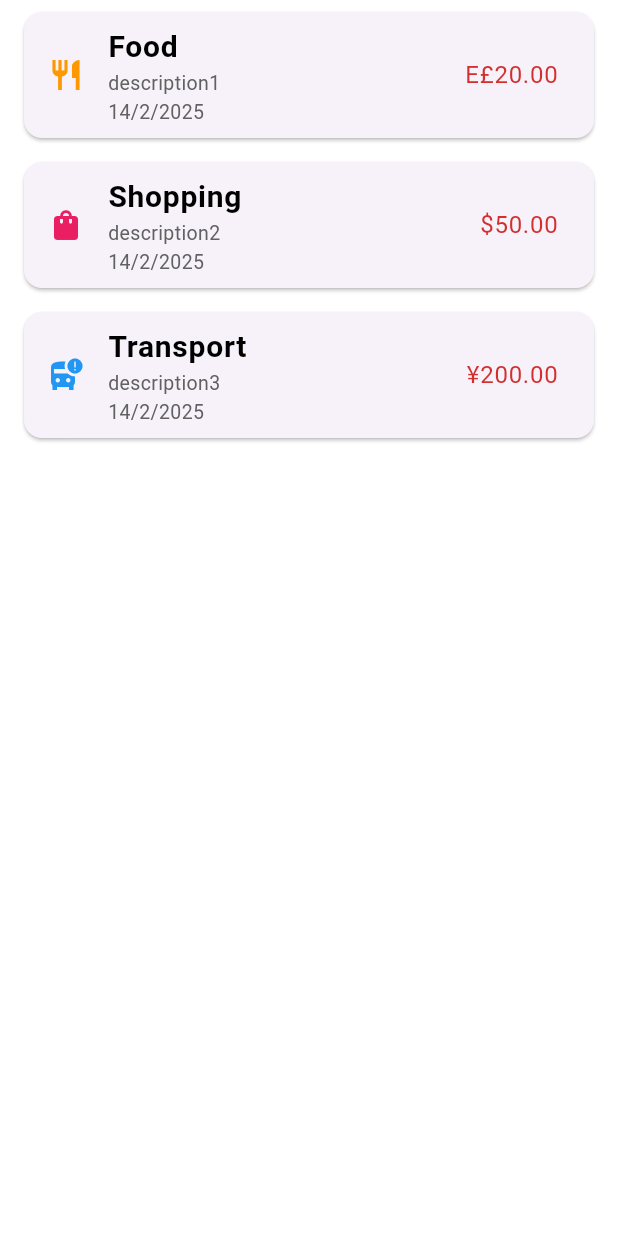
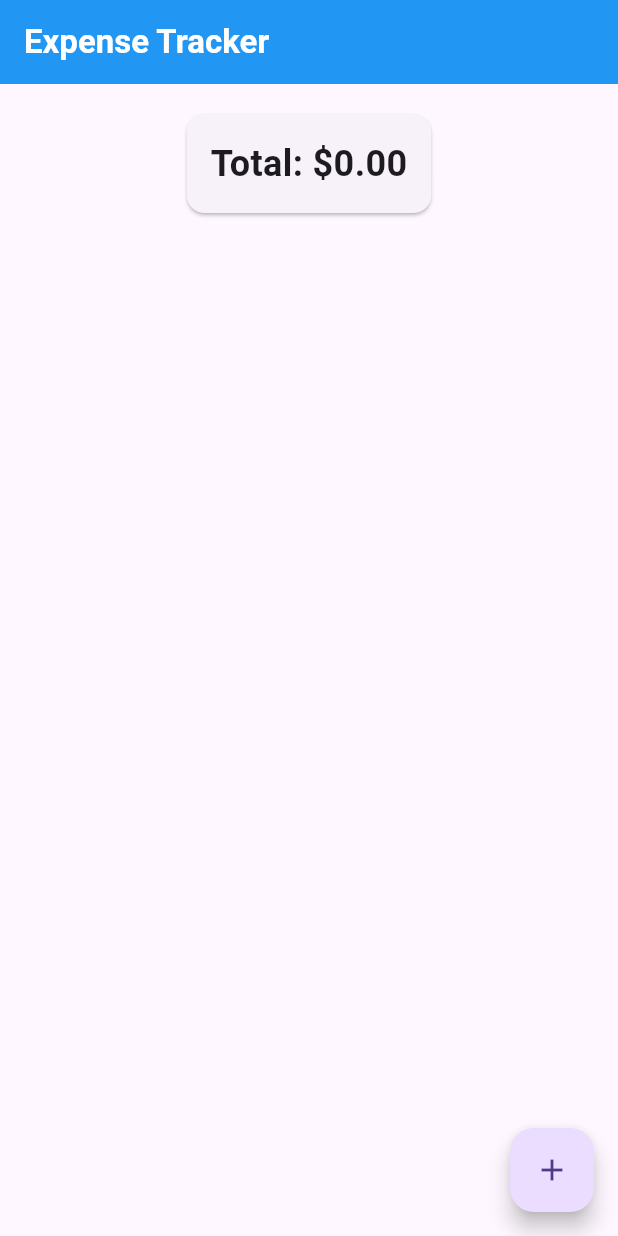
Before and after one commit to nouranfarahat/Expense_Tracker, a Flutter app: the screen it shows after launch, on a phone screen of 412 x 824 dp. Run offline on Flutter 3.47's test engine with Material 3 defaults, Android fonts, the phone set to English and light mode, and no system bars; our stand-ins replace bloc, flutter_bloc, flutter_speed_dial.

Commit message:
Implement Home and Add_Expenses screens

```diff
--- /dev/null
+++ b/lib/app_router.dart
@@ -0,0 +1,43 @@
+import 'package:expense_tracker/constants/strings.dart';
+import 'package:expense_tracker/core/cubit/expense_cubit.dart';
+import 'package:expense_tracker/presentation/expenses/screens/add_expense_screen.dart';
+import 'package:expense_tracker/presentation/expenses/screens/home_screen.dart';
+import 'package:flutter/material.dart';
+import 'package:flutter_bloc/flutter_bloc.dart';
+
+class AppRouter{
+  ExpenseCubit _expenseCubit=ExpenseCubit();
+
+
+  /*AppRouter()
+  {
+   _expenseCubit=ExpenseCubit();
+  }*/
+
+  Route? generateRoute(RouteSettings settings)
+  {
+    switch(settings.name){
+
+      case homeScreenRoute:
+        return MaterialPageRoute(builder: (_)=>BlocProvider.value(
+          value: _expenseCubit,
+          //create: (BuildContext context)=>ExpenseCubit(),
+        child: HomeScreen(),));
+      case addExpenseScreenRoute:
+        return MaterialPageRoute(
+          builder: (_) => BlocProvider.value(
+            value: _expenseCubit,
+            child: const AddExpenseScreen(),
+          ),
+        );
+      default:
+        return MaterialPageRoute(
+            builder: (_) => Scaffold(
+          body: Center(child: Text('No route defined for ${settings.name}')),
+        ));
+    }
+  }
+  void dispose() {
+    _expenseCubit.close();
+  }
+}
--- /dev/null
+++ b/lib/constants/strings.dart
@@ -0,0 +1,2 @@
+const homeScreenRoute = '/';
+const addExpenseScreenRoute = '/add_expense';
--- a/lib/core/cubit/expense_cubit.dart
+++ b/lib/core/cubit/expense_cubit.dart
@@ -0,0 +1,64 @@
+import 'package:bloc/bloc.dart';
+import 'package:expense_tracker/data/model/expense.dart';
+import 'package:meta/meta.dart';
+
+part 'expense_state.dart';
+
+class ExpenseCubit extends Cubit<ExpenseState> {
+
+  final List<Expense> _expenses=[];
+  ExpenseCubit() : super(ExpenseInitial()){
+    loadExpenses();
+  }
+
+  void loadExpenses()
+  {
+    emit(ExpenseLoading());
+    try{
+      emit(ExpenseLoaded(_expenses));
+    }
+    catch(e){
+      emit(ExpenseError("Failed to load Expenses"));
+    }
+  }
+
+  void addExpense(Expense expense)
+  {
+    emit(ExpenseLoading());
+    try{
+      _expenses.add(expense);
+      emit(ExpenseLoaded(_expenses));
+    }
+    catch(e){
+      emit(ExpenseError("Failed to add Expense"));
+    }
+
+  }
+  void deleteExpense(String id)
+  {
+    emit(ExpenseLoading());
+    try{
+      _expenses.removeWhere((e)=>e.id==id);
+      emit(ExpenseLoaded(_expenses));
+    }
+    catch(e){
+      emit(ExpenseError("Failed to delete Expense"));
+    }
+
+  }
+  void updateExpense(Expense updatedExpense)
+  {
+    emit(ExpenseLoading());
+    try{
+      final index=_expenses.indexWhere((e)=>e.id==updatedExpense.id);
+      if(index!=-1){
+        _expenses[index]=updatedExpense;
+      }
+      emit(ExpenseLoaded(_expenses));
+    }
+    catch(e){
+      emit(ExpenseError("Failed to update Expense"));
+    }
+
+  }
+}
--- a/lib/core/cubit/expense_state.dart
+++ b/lib/core/cubit/expense_state.dart
@@ -0,0 +1,17 @@
+part of 'expense_cubit.dart';
+
+@immutable
+sealed class ExpenseState {}
+
+final class ExpenseInitial extends ExpenseState {}
+class ExpenseLoading extends ExpenseState{}
+class ExpenseLoaded extends ExpenseState{
+  final List<Expense> expenses;
+
+  ExpenseLoaded(this.expenses);
+}
+
+class ExpenseError extends ExpenseState{
+  final String message;
+  ExpenseError(this.message);
+}
--- a/lib/main.dart
+++ b/lib/main.dart
@@ -1,66 +1,27 @@
-import 'package:expense_tracker/core/model/expense.dart';
-import 'package:expense_tracker/features/expenses/widgets/expense_item.dart';
+import 'package:expense_tracker/app_router.dart';
+import 'package:expense_tracker/constants/strings.dart';
+import 'package:expense_tracker/data/model/expense.dart';
+import 'package:expense_tracker/presentation/expenses/widgets/expense_item.dart';
 import 'package:flutter/material.dart';
-import 'package:flutter_bloc/flutter_bloc.dart';
-import 'core/cubit/expense_cubit.dart';
-import 'features/expenses/screens/home_screen.dart';
 
 void main() {
-  runApp(MyApp());
+   runApp(MyApp(appRouter:AppRouter()));
 }
 
 class MyApp extends StatelessWidget {
-  //MyApp({super.key});
-  Expense e1 = Expense(
-      amount: 20,
-      description: "description1",
-      category: "Food",
-      currency: "EGP");
-  Expense e2 = Expense(
-      amount: 50,
-      description: "description2",
-      category: "Shopping",
-      currency: "USD");
-  Expense e3 = Expense(
-      amount: 200,
-      description: "description3",
-      category: "Transport",
-      currency: "JPY");
-  List<Expense> expenses = [];
-  MyApp() {
-    expenses = [e1, e2, e3];
-  }
+
+  final AppRouter appRouter;
+  const MyApp({super.key, required this.appRouter});
 
   @override
   Widget build(BuildContext context) {
     return MaterialApp(
+        title: 'Expense Tracker',
         debugShowCheckedModeBanner: false,
-        title: 'Flutter Demo',
-        home: Column(
-          children: [buildExpensesList(expenses, context)],
-        ));
-    /*return BlocProvider(
-      create: (context) => ExpenseCubit()..loadExpenses(),
-      child: MaterialApp(
-        title: 'Expense Tracker',
-        theme: ThemeData(
-          primarySwatch: Colors.blue,
-          visualDensity: VisualDensity.adaptivePlatformDensity,
-        ),
-        home: const HomeScreen(),
-      ),
-    );*/
+        onGenerateRoute: appRouter.generateRoute,
+        initialRoute: homeScreenRoute,
+        );
+
   }
 
-  Widget buildExpensesList(List<Expense> expenses, BuildContext context) {
-    return Expanded(
-        child: ListView.builder(
-            itemCount: expenses.length,
-            itemBuilder: (context, index) => Dismissible(
-                key: ValueKey(expenses[index].id),
-                child: ExpenseItem(
-                  expense: expenses[index],
-                  onTap: () => print("tappp"),
-                ))));
-  }
 }
--- /dev/null
+++ b/lib/presentation/expenses/screens/home_screen.dart
@@ -0,0 +1,115 @@
+import 'package:expense_tracker/app_router.dart';
+import 'package:expense_tracker/data/model/expense.dart';
+import 'package:expense_tracker/presentation/expenses/widgets/expense_item.dart';
+import 'package:flutter/cupertino.dart';
+import 'package:flutter/material.dart';
+import 'package:flutter_bloc/flutter_bloc.dart';
+import 'package:flutter_speed_dial/flutter_speed_dial.dart';
+
+import '../../../constants/strings.dart';
+import '../../../core/cubit/expense_cubit.dart';
+import 'add_expense_screen.dart';
+import 'edit_expense_screen.dart';
+
+class HomeScreen extends StatelessWidget {
+  //final AppRouter appRouter;
+
+  static const pastelBlue = Color(0xFFE3F2FD);
+  static const pastelGreen = Color(0xFFC8E6C9);
+  const HomeScreen({super.key});
+
+  @override
+  Widget build(BuildContext context) {
+    return Scaffold(
+      appBar: AppBar(
+        title: Text(
+          "Expense Tracker",
+          style: TextStyle(color: Colors.white, fontWeight: FontWeight.w700),
+        ),
+        backgroundColor: Colors.blue,
+      ),
+      floatingActionButton: FloatingActionButton(
+          child: const Icon(Icons.add),
+          onPressed: () => Navigator.pushNamed(context, addExpenseScreenRoute)),
+      body: BlocBuilder<ExpenseCubit, ExpenseState>(
+        builder: (context, state) {
+          if (state is ExpenseLoading)
+            return const Center(child: CircularProgressIndicator());
+          if (state is ExpenseLoaded) {
+            return Column(
+              children: [
+                _buildTotalAmount(state.expenses),
+                _buildExpensesList(context, state.expenses),
+              ],
+            );
+          }
+          if (state is ExpenseError) return Center(child: Text(state.message));
+          return const Center(child: Text('Add your first expense!'));
+        },
+      ),
+    );
+  }
+
+  Widget _buildExpensesList(BuildContext context, List<Expense> expenses) {
+    return Expanded(
+        child: ListView.builder(
+        itemCount: expenses.length,
+        itemBuilder: (context, index) {
+          final expense = expenses[index];
+          return Dismissible(
+            key: Key(expense.id),
+            direction: DismissDirection.endToStart,
+            background: Container(
+              color: Colors.red,
+              alignment: Alignment.centerRight,
+              padding: EdgeInsets.only(right: 15),
+              child: Icon(Icons.delete, color: Colors.white),
+            ),
+            confirmDismiss: (_) => _showDeleteConfirmation(context),
+            onDismissed: (_) => context.read<ExpenseCubit>().deleteExpense(expense.id),            child: ExpenseItem(
+              expense: expense,
+              onTap: () => Navigator.push(
+                context,
+                MaterialPageRoute(
+                    builder: (_) => EditExpenseScreen(expense: expense)),
+              ),
+              backgroundColor: index.isEven ? pastelGreen : pastelBlue,
+            ),
+          );
+        }));
+  }
+
+  Future<bool?> _showDeleteConfirmation(BuildContext context) async {
+    return showDialog<bool>(
+      context: context,
+      builder: (context) => AlertDialog(
+        title: const Text('Confirm Delete'),
+        content: const Text('Are you sure you want to delete this expense?'),
+        actions: [
+          TextButton(
+              onPressed: () => Navigator.pop(context, false),
+              child: const Text('Cancel')),
+          TextButton(
+              onPressed: () => Navigator.pop(context, true),
+              child: const Text('Delete', style: TextStyle(color: Colors.red))),
+        ],
+      ),
+    );
+  }
+
+  Widget _buildTotalAmount(List<Expense> expenses) {
+    final total = expenses.fold(0.0, (sum, e) => sum + e.amount);
+    return Padding(
+      padding: const EdgeInsets.all(16),
+      child: Card(
+        child: Padding(
+          padding: const EdgeInsets.all(16),
+          child: Text(
+            'Total: \$${total.toStringAsFixed(2)}',
+            style: const TextStyle(fontSize: 24, fontWeight: FontWeight.bold),
+          ),
+        ),
+      ),
+    );
+  }
+}
--- a/lib/features/expenses/widgets/expense_item.dart
+++ b/lib/presentation/expenses/widgets/expense_item.dart
@@ -1,15 +1,17 @@
-import 'package:expense_tracker/core/model/expense.dart';
+import 'package:expense_tracker/data/model/expense.dart';
 import 'package:flutter/cupertino.dart';
 import 'package:flutter/material.dart';
 
 class ExpenseItem extends StatelessWidget {
   final Expense expense;
   final VoidCallback onTap;
-  const ExpenseItem({super.key, required this.expense, required this.onTap});
+  final Color backgroundColor;
+  const ExpenseItem({super.key, required this.expense, required this.onTap,required this.backgroundColor});
 
   @override
   Widget build(BuildContext context) {
     return Card(
+      color: backgroundColor,
       margin: const EdgeInsets.symmetric(horizontal: 16, vertical: 8),
       child: ListTile(
         //isThreeLine: true,
--- a/pubspec.yaml
+++ b/pubspec.yaml
@@ -33,6 +33,7 @@ dependencies:
   flutter_bloc: ^8.1.3
   equatable: ^2.0.5
   uuid: ^3.0.7
+  flutter_speed_dial: ^7.0.0
 
   # The following adds the Cupertino Icons font to your application.
   # Use with the CupertinoIcons class for iOS style icons.
```
Also changed, not shown: lib/presentation/expenses/screens/add_expense_screen.dart (added, +103 -0 lines), lib/presentation/expenses/screens/edit_expense_screen.dart (added, +11 -0 lines), lib/presentation/expenses/widgets/finance_item.dart (added, +75 -0 lines), lib/data/model/expense.dart (renamed from lib/core/model/expense.dart), lib/data/model/income.dart (renamed from lib/core/model/income.dart), lib/features/expenses/screens/add_expense_screen.dart (deleted), lib/features/expenses/screens/home_screen.dart (deleted), pubspec.lock, 1 other file.
